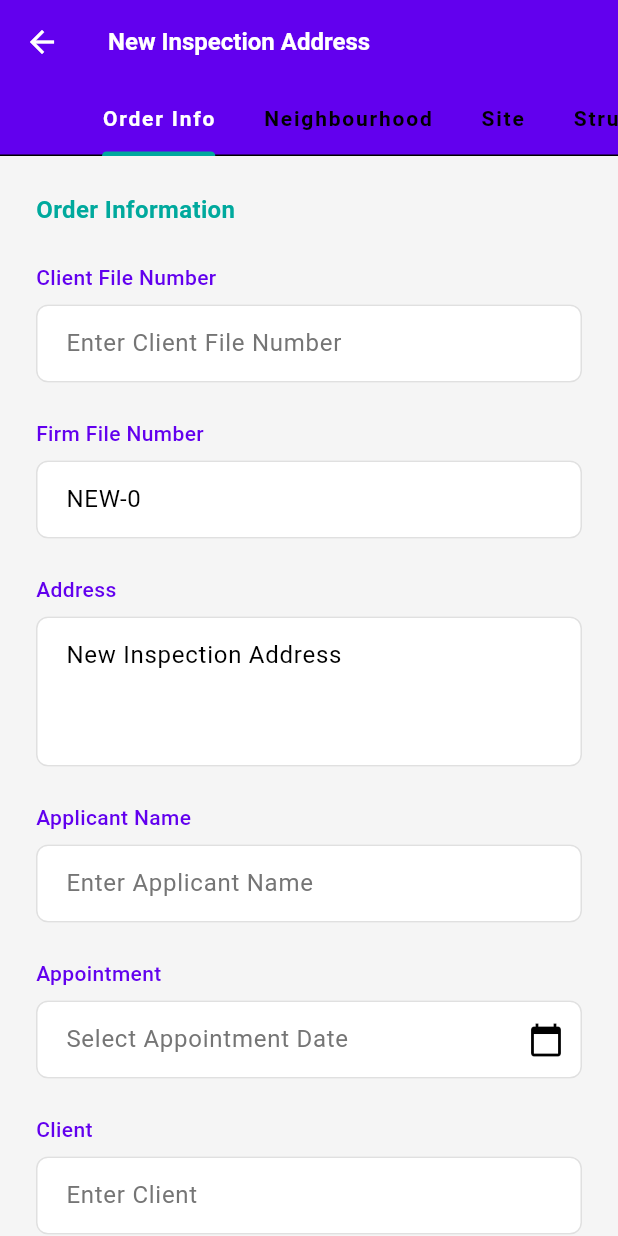
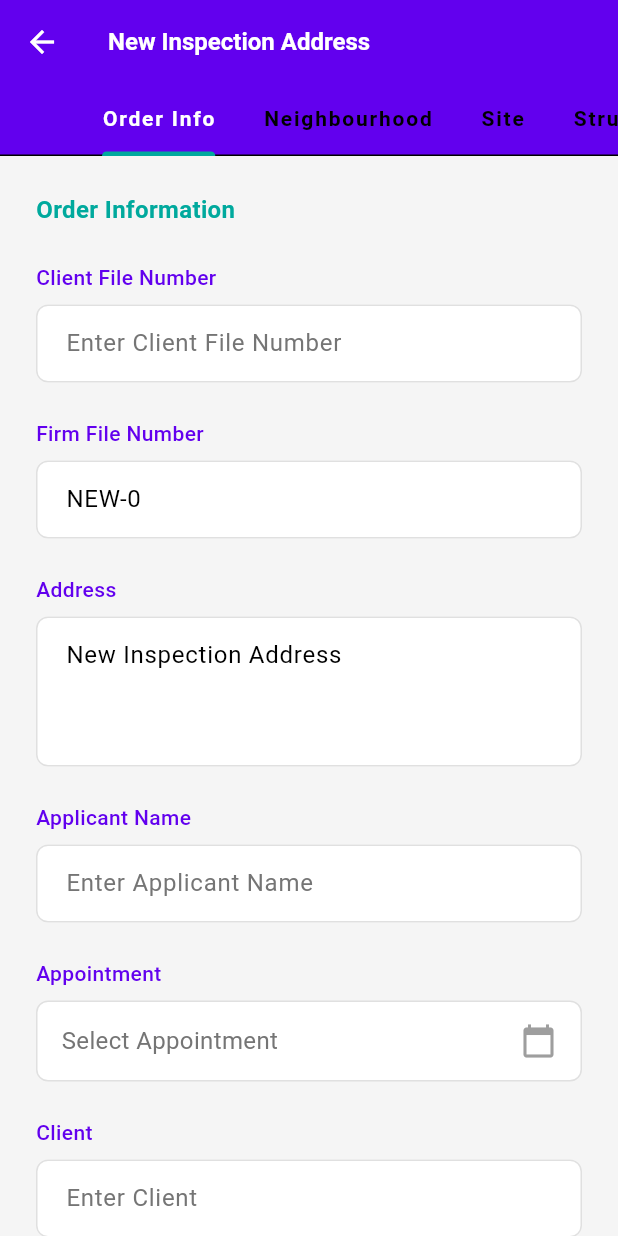
Before and after one commit to jerun276/Accurity, a Flutter app: the screen it shows once a user with an empty profile is signed in, after a tap on the "add" icon, on a phone screen of 412 x 824 dp. Run offline on Flutter 3.47's test engine with Material 3 defaults, Android fonts, the phone set to English and light mode, and no system bars; our stand-ins replace bloc, cached_network_image, connectivity_plus, equatable, flutter_bloc, flutter_image_compress and 5 more; missing offline and left inert: syncfusion_flutter_signaturepad; accounts and stored records are empty; network calls fail.

Commit message:
Date and time pick widget added

```diff
--- /dev/null
+++ b/lib/core/widgets/app_date_time_picker.dart
@@ -0,0 +1,107 @@
+import 'package:flutter/material.dart';
+import 'package:intl/intl.dart';
+
+import '../constant/app_colors.dart';
+import '../constant/text_styles.dart';
+
+/// A reusable form field for picking a date and optionally a time.
+class AppDateTimePicker extends StatelessWidget {
+  final String label;
+  final String? initialValue;
+  final Function(String) onChanged;
+  final bool pickTime; // Set to false to only pick the date
+
+  const AppDateTimePicker({
+    super.key,
+    required this.label,
+    this.initialValue,
+    required this.onChanged,
+    this.pickTime = true, // Default to picking both date and time
+  });
+
+  Future<void> _pickDateTime(BuildContext context) async {
+    // Attempt to parse the initial value to set the picker's start date
+    DateTime initialDate = DateTime.now();
+    if (initialValue != null && initialValue!.isNotEmpty) {
+      try {
+        initialDate = DateTime.parse(initialValue!);
+      } catch (e) {
+        // Ignore parsing errors, just default to now
+      }
+    }
+
+    // 1. Show the Date Picker
+    final DateTime? pickedDate = await showDatePicker(
+      context: context,
+      initialDate: initialDate,
+      firstDate: DateTime(2000),
+      lastDate: DateTime(2101),
+    );
+
+    if (pickedDate == null) return; // User canceled
+
+    // 2. If pickTime is true, show the Time Picker
+    if (pickTime && context.mounted) {
+      final TimeOfDay? pickedTime = await showTimePicker(
+        context: context,
+        initialTime: TimeOfDay.fromDateTime(initialDate),
+      );
+
+      if (pickedTime == null) return; // User canceled
+
+      // Combine date and time and format it
+      final finalDateTime = DateTime(
+        pickedDate.year,
+        pickedDate.month,
+        pickedDate.day,
+        pickedTime.hour,
+        pickedTime.minute,
+      );
+      final formattedString = DateFormat(
+        'yyyy-MM-dd HH:mm',
+      ).format(finalDateTime);
+      onChanged(formattedString);
+    } else {
+      // If only picking the date, format and return it
+      final formattedString = DateFormat('yyyy-MM-dd').format(pickedDate);
+      onChanged(formattedString);
+    }
+  }
+
+  @override
+  Widget build(BuildContext context) {
+    return Column(
+      crossAxisAlignment: CrossAxisAlignment.start,
+      children: [
+        Text(label, style: AppTextStyles.fieldLabel),
+        const SizedBox(height: 8),
+        InkWell(
+          onTap: () => _pickDateTime(context),
+          child: Container(
+            width: double.infinity,
+            padding: const EdgeInsets.symmetric(horizontal: 16, vertical: 14),
+            decoration: BoxDecoration(
+              color: AppColors.surface,
+              borderRadius: BorderRadius.circular(8.0),
+              border: Border.all(color: AppColors.lightGrey, width: 1.0),
+            ),
+            child: Row(
+              mainAxisAlignment: MainAxisAlignment.spaceBetween,
+              children: [
+                Text(
+                  (initialValue != null && initialValue!.isNotEmpty)
+                      ? initialValue!
+                      : 'Select $label',
+                  style: (initialValue != null && initialValue!.isNotEmpty)
+                      ? AppTextStyles.input
+                      : AppTextStyles.hint,
+                ),
+                const Icon(Icons.calendar_today, color: AppColors.mediumGrey),
+              ],
+            ),
+          ),
+        ),
+      ],
+    );
+  }
+}
--- a/lib/view/order_details/sections/order_info_view.dart
+++ b/lib/view/order_details/sections/order_info_view.dart
@@ -1,10 +1,9 @@
 import 'package:flutter/material.dart';
 import 'package:flutter_bloc/flutter_bloc.dart';
-import 'package:intl/intl.dart';
-
 import '../../../core/constant/app_colors.dart';
 import '../../../core/constant/text_styles.dart';
 import '../../../core/widgets/app_text_form_field.dart';
+import '../../../core/widgets/app_date_time_picker.dart';
 import '../../../core/widgets/searchable_dropdown_form_field.dart';
 import '../bloc/order_details_bloc.dart';
 
@@ -72,36 +71,13 @@ class OrderInfoView extends StatelessWidget {
                 ),
 
                 // --- Appointment Date ---
-                const Text('Appointment', style: AppTextStyles.fieldLabel),
-                const SizedBox(height: 8),
-                TextFormField(
-                  readOnly: true,
-                  controller: TextEditingController(text: order.appointment),
-                  decoration: const InputDecoration(
-                    hintText: 'Select Appointment Date',
-                    suffixIcon: Icon(Icons.calendar_today),
+                AppDateTimePicker(
+                  label: 'Appointment',
+                  initialValue: order.appointment,
+                  pickTime: true, // We want both date and time for this one
+                  onChanged: (val) => context.read<OrderDetailsBloc>().add(
+                    OrderFieldChanged(fieldName: 'appointment', value: val),
                   ),
-                  onTap: () async {
-                    // TODO: Implement Date Picker logic
-                    final DateTime? picked = await showDatePicker(
-                      context: context,
-                      initialDate: DateTime.now(),
-                      firstDate: DateTime(2000),
-                      lastDate: DateTime(2101),
-                    );
-                    if (picked != null) {
-                      // Format the date and dispatch the event
-                      final formattedDate = DateFormat(
-                        'yyyy-MM-dd',
-                      ).format(picked);
-                      context.read<OrderDetailsBloc>().add(
-                        OrderFieldChanged(
-                          fieldName: 'appointment',
-                          value: formattedDate,
-                        ),
-                      );
-                    }
-                  },
                 ),
                 const SizedBox(height: 24),
 
--- a/pubspec.yaml
+++ b/pubspec.yaml
@@ -28,9 +28,9 @@ dependencies:
   supabase_flutter: ^2.3.4
   connectivity_plus: ^5.0.2
   syncfusion_flutter_signaturepad: ^26.1.35
-  http: ^1.1.0 # Or latest version
-  cached_network_image: ^3.3.0 # Or latest version
-  sentry_flutter: ^8.0.0 # Or latest version
+  http: ^1.1.0
+  cached_network_image: ^3.3.0
+  sentry_flutter: ^8.0.0
 
 dev_dependencies:
   flutter_test:
```
